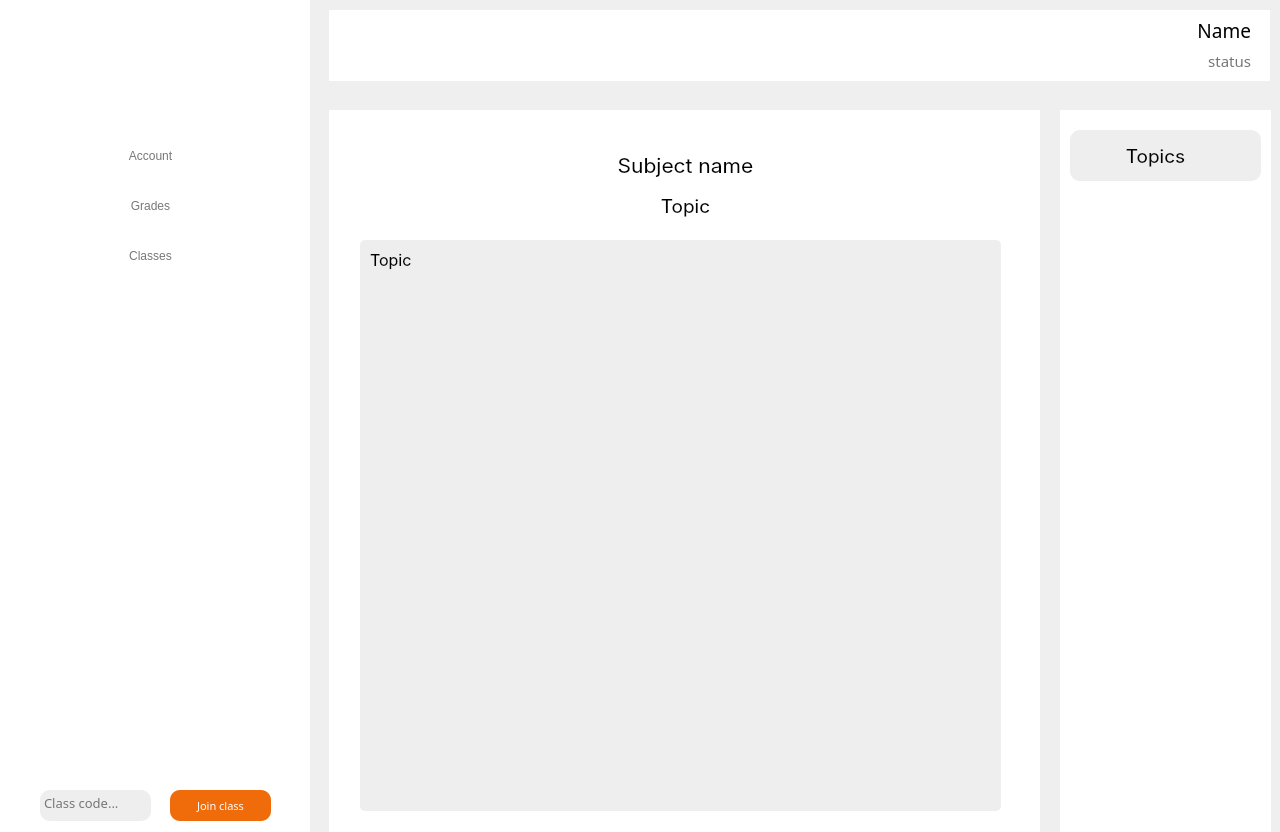
First picture: the form in Audo/Frontend/Audo/studentnotes.ui, repository codingburgas/Audo, before the edit.
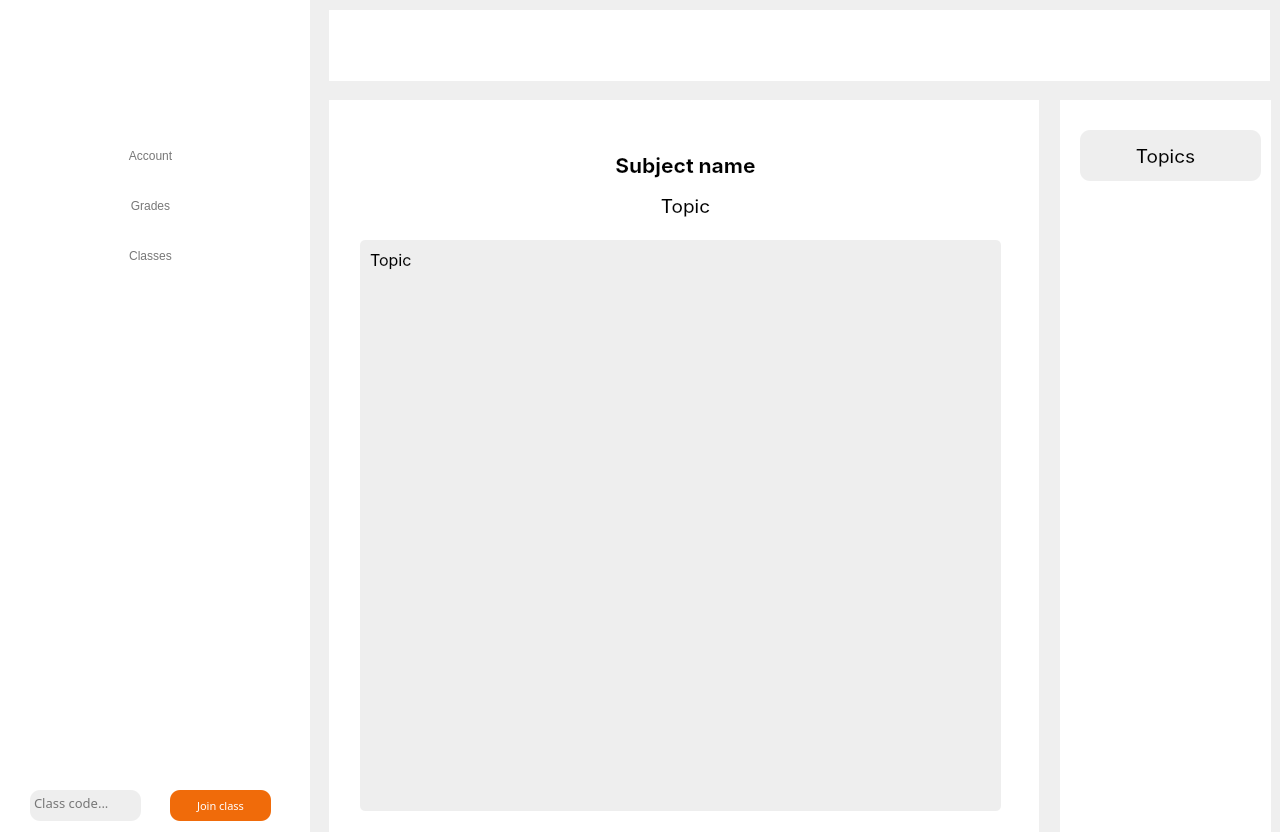
Second picture: the form after the edit. Icons and pictures are not drawn.

Diff of the .ui file:
```diff
--- a/Audo/Frontend/Audo/studentnotes.ui
+++ b/Audo/Frontend/Audo/studentnotes.ui
@@ -10,6 +10,18 @@
     <height>832</height>
    </rect>
   </property>
+  <property name="minimumSize">
+   <size>
+    <width>1280</width>
+    <height>832</height>
+   </size>
+  </property>
+  <property name="maximumSize">
+   <size>
+    <width>1280</width>
+    <height>832</height>
+   </size>
+  </property>
   <property name="windowTitle">
    <string>Form</string>
   </property>
@@ -17,9 +29,9 @@
    <property name="geometry">
     <rect>
      <x>329</x>
-     <y>110</y>
-     <width>711</width>
-     <height>761</height>
+     <y>100</y>
+     <width>710</width>
+     <height>771</height>
     </rect>
    </property>
    <property name="styleSheet">
@@ -30,24 +42,6 @@
     <string/>
    </property>
   </widget>
-  <widget class="QLabel" name="NameFrame">
-   <property name="geometry">
-    <rect>
-     <x>329</x>
-     <y>10</y>
-     <width>941</width>
-     <height>71</height>
-    </rect>
-   </property>
-   <property name="styleSheet">
-    <string notr="true">QFrame {
-    background-color: #ffffff; 
-}</string>
-   </property>
-   <property name="text">
-    <string/>
-   </property>
-  </widget>
   <widget class="QLabel" name="Sidebar">
    <property name="geometry">
     <rect>
@@ -280,60 +274,6 @@
     <set>Qt::AlignCenter</set>
    </property>
   </widget>
-  <widget class="QLabel" name="Status">
-   <property name="geometry">
-    <rect>
-     <x>1030</x>
-     <y>40</y>
-     <width>221</width>
-     <height>41</height>
-    </rect>
-   </property>
-   <property name="font">
-    <font>
-     <family>Roboto Serif</family>
-     <pointsize>11</pointsize>
-    </font>
-   </property>
-   <property name="styleSheet">
-    <string notr="true">background: none;
-background-color: rgba(255, 255, 255, 0);
-color: #777777;</string>
-   </property>
-   <property name="text">
-    <string>status</string>
-   </property>
-   <property name="alignment">
-    <set>Qt::AlignRight|Qt::AlignTrailing|Qt::AlignVCenter</set>
-   </property>
-  </widget>
-  <widget class="QLabel" name="Name">
-   <property name="geometry">
-    <rect>
-     <x>1080</x>
-     <y>10</y>
-     <width>171</width>
-     <height>41</height>
-    </rect>
-   </property>
-   <property name="font">
-    <font>
-     <family>Roboto Serif</family>
-     <pointsize>14</pointsize>
-    </font>
-   </property>
-   <property name="styleSheet">
-    <string notr="true">background: none;
-background-color: rgba(255, 255, 255, 0);
-color: #000000;</string>
-   </property>
-   <property name="text">
-    <string>Name</string>
-   </property>
-   <property name="alignment">
-    <set>Qt::AlignRight|Qt::AlignTrailing|Qt::AlignVCenter</set>
-   </property>
-  </widget>
   <widget class="QPushButton" name="JoinClass">
    <property name="geometry">
     <rect>
@@ -390,7 +330,7 @@
   <widget class="QFrame" name="ClassCodeFrame">
    <property name="geometry">
     <rect>
-     <x>40</x>
+     <x>30</x>
      <y>790</y>
      <width>111</width>
      <height>31</height>
@@ -457,14 +397,14 @@
      <family>Inter</family>
      <pointsize>16</pointsize>
      <italic>false</italic>
-     <fontweight>DemiBold</fontweight>
+     <bold>true</bold>
     </font>
    </property>
    <property name="styleSheet">
     <string notr="true">background: none;
 background-color: rgba(255, 255, 255, 0);
 color: #000000;
-font: 600 16pt &quot;Inter&quot;;</string>
+font: 700 16pt &quot;Inter&quot;;</string>
    </property>
    <property name="text">
     <string>Subject name</string>
@@ -554,9 +494,9 @@
    <property name="geometry">
     <rect>
      <x>1060</x>
-     <y>110</y>
+     <y>100</y>
      <width>211</width>
-     <height>761</height>
+     <height>771</height>
     </rect>
    </property>
    <property name="styleSheet">
@@ -570,7 +510,7 @@
   <widget class="QLabel" name="TopicsTitle">
    <property name="geometry">
     <rect>
-     <x>1080</x>
+     <x>1090</x>
      <y>130</y>
      <width>151</width>
      <height>51</height>
@@ -600,7 +540,7 @@
   <widget class="QLabel" name="TopicsIcon">
    <property name="geometry">
     <rect>
-     <x>1080</x>
+     <x>1090</x>
      <y>140</y>
      <width>31</width>
      <height>31</height>
@@ -625,9 +565,9 @@
   <widget class="QLabel" name="TopicsTitleFrame">
    <property name="geometry">
     <rect>
-     <x>1070</x>
+     <x>1080</x>
      <y>130</y>
-     <width>191</width>
+     <width>181</width>
      <height>51</height>
     </rect>
    </property>
@@ -642,9 +582,9 @@
   <widget class="QWidget" name="verticalLayoutWidget_3">
    <property name="geometry">
     <rect>
-     <x>1070</x>
+     <x>1080</x>
      <y>190</y>
-     <width>191</width>
+     <width>181</width>
      <height>631</height>
     </rect>
    </property>
@@ -740,17 +680,86 @@
     <string/>
    </property>
   </widget>
+  <widget class="QLabel" name="Name">
+   <property name="geometry">
+    <rect>
+     <x>1070</x>
+     <y>10</y>
+     <width>171</width>
+     <height>41</height>
+    </rect>
+   </property>
+   <property name="font">
+    <font>
+     <family>Roboto Serif</family>
+     <pointsize>14</pointsize>
+    </font>
+   </property>
+   <property name="styleSheet">
+    <string notr="true">background: none;
+background-color: rgba(255, 255, 255, 0);
+color: #000000;</string>
+   </property>
+   <property name="text">
+    <string>Name</string>
+   </property>
+   <property name="alignment">
+    <set>Qt::AlignRight|Qt::AlignTrailing|Qt::AlignVCenter</set>
+   </property>
+  </widget>
+  <widget class="QLabel" name="Status">
+   <property name="geometry">
+    <rect>
+     <x>1020</x>
+     <y>40</y>
+     <width>221</width>
+     <height>41</height>
+    </rect>
+   </property>
+   <property name="font">
+    <font>
+     <family>Roboto Serif</family>
+     <pointsize>11</pointsize>
+    </font>
+   </property>
+   <property name="styleSheet">
+    <string notr="true">background: none;
+background-color: rgba(255, 255, 255, 0);
+color: #777777;</string>
+   </property>
+   <property name="text">
+    <string>status</string>
+   </property>
+   <property name="alignment">
+    <set>Qt::AlignRight|Qt::AlignTrailing|Qt::AlignVCenter</set>
+   </property>
+  </widget>
+  <widget class="QLabel" name="Frame_2">
+   <property name="geometry">
+    <rect>
+     <x>329</x>
+     <y>10</y>
+     <width>941</width>
+     <height>71</height>
+    </rect>
+   </property>
+   <property name="styleSheet">
+    <string notr="true">QFrame {
+    background-color: #ffffff; 
+}</string>
+   </property>
+   <property name="text">
+    <string/>
+   </property>
+  </widget>
   <zorder>TopicsFrame</zorder>
   <zorder>TopicsTitleFrame</zorder>
   <zorder>Frame</zorder>
-  <zorder>NameFrame</zorder>
   <zorder>Sidebar</zorder>
   <zorder>Logo</zorder>
   <zorder>AccountButton</zorder>
   <zorder>GradesButton</zorder>
   <zorder>ClassesButton</zorder>
-  <zorder>Status</zorder>
-  <zorder>Name</zorder>
   <zorder>JoinClass</zorder>
   <zorder>ClassCodeFrame</zorder>
   <zorder>Subject</zorder>
@@ -765,6 +774,9 @@
   <zorder>GradesIcon</zorder>
   <zorder>ClassesIcon</zorder>
   <zorder>Warning</zorder>
+  <zorder>Name</zorder>
+  <zorder>Status</zorder>
+  <zorder>Frame_2</zorder>
  </widget>
  <resources>
   <include location="assets.qrc"/>
```
